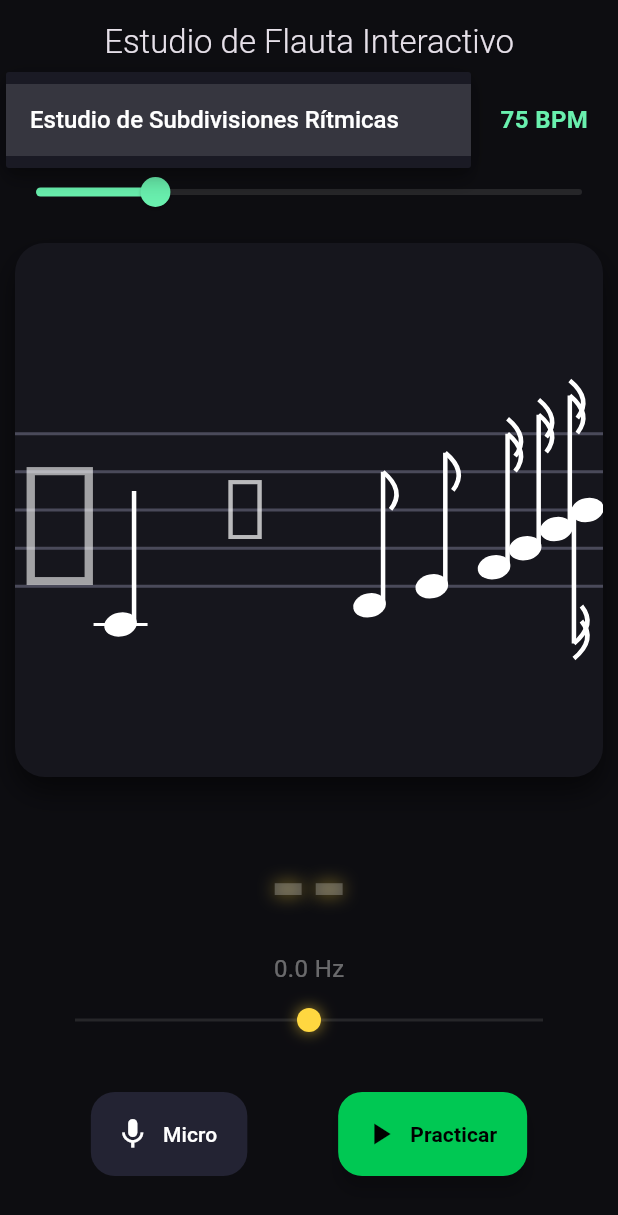
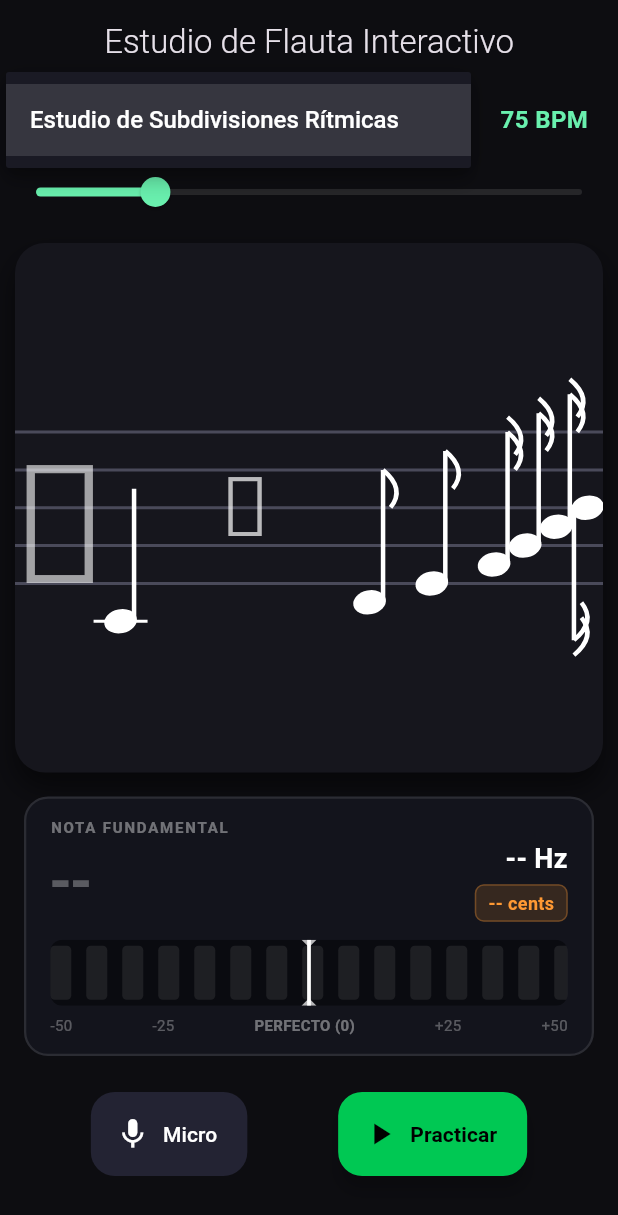
Before and after one commit to Nicolas11Leon/Tunner, a Flutter app: the screen it shows after launch, after a tap on "Estudio de Subdivisiones Rítmicas", on a phone screen of 412 x 824 dp. Shown: the top 1215 px of the screen. Run offline on Flutter 3.47's test engine with Material 3 defaults, Android fonts, the phone set to English and light mode, and no system bars; missing offline and left inert: pitch_detector_dart, record.

Commit message:
feat(phase-1): integrate high-precision 60/120fps StrobeTunerWidget and cut silence delay to 60ms for fast solos

```diff
--- a/lib/presentation/tuner_screen.dart
+++ b/lib/presentation/tuner_screen.dart
@@ -2,6 +2,7 @@ import 'package:flutter/material.dart';
 import 'package:provider/provider.dart';
 import 'tuner_viewmodel.dart';
 import '../domain/score_entity.dart';
+import 'widgets/strobe_tuner_widget.dart';
 
 class TunerScreen extends StatelessWidget {
   const TunerScreen({super.key});
@@ -9,9 +10,6 @@ class TunerScreen extends StatelessWidget {
   @override
   Widget build(BuildContext context) {
     final viewModel = context.watch<TunerViewModel>();
-
-    bool isTuned = viewModel.cents.abs() <= 15 && viewModel.noteName != "--";
-    Color tunerColor = isTuned ? Colors.greenAccent : Colors.amberAccent;
 
     return Scaffold(
       backgroundColor: const Color(0xFF0D0D11),
@@ -81,44 +79,19 @@ class TunerScreen extends StatelessWidget {
               ),
             ),
           ),
-          const SizedBox(height: 30),
+          const SizedBox(height: 16),
 
-          // AFINADOR ANALÓGICO INFERIOR
-          Text(
-            viewModel.noteName,
-            style: TextStyle(
-              fontSize: 60,
-              fontWeight: FontWeight.w900,
-              color: viewModel.noteName == "--" ? Colors.white24 : tunerColor,
-              shadows: [Shadow(color: tunerColor.withValues(alpha: 0.5), blurRadius: 15)]
+          // AFINADOR ESTROBOSCÓPICO VIRTUAL DE ALTA PRECISIÓN (UC-04)
+          Padding(
+            padding: const EdgeInsets.symmetric(horizontal: 16.0),
+            child: StrobeTunerWidget(
+              cents: viewModel.cents,
+              frequency: viewModel.frequency,
+              noteName: viewModel.noteName,
+              isRecording: viewModel.isRecording,
             ),
           ),
-          Text("${viewModel.frequency.toStringAsFixed(1)} Hz", style: const TextStyle(fontSize: 16, color: Colors.white38)),
-          const SizedBox(height: 15),
-
-          Padding(
-            padding: const EdgeInsets.symmetric(horizontal: 50.0),
-            child: Stack(
-              alignment: Alignment.center,
-              children: [
-                Container(height: 2, width: double.infinity, color: Colors.white10),
-                Container(height: 12, width: 2, color: Colors.white38),
-                AnimatedAlign(
-                  duration: const Duration(milliseconds: 80),
-                  alignment: Alignment(viewModel.cents / 50.0, 0),
-                  child: Container(
-                    height: 16, width: 16,
-                    decoration: BoxDecoration(
-                      color: tunerColor,
-                      shape: BoxShape.circle,
-                      boxShadow: [BoxShadow(color: tunerColor.withValues(alpha: 0.6), blurRadius: 8)],
-                    ),
-                  ),
-                ),
-              ],
-            ),
-          ),
-          const SizedBox(height: 40),
+          const SizedBox(height: 24),
 
           // BOTONES DE ACCIÓN
           Padding(
--- a/lib/presentation/tuner_viewmodel.dart
+++ b/lib/presentation/tuner_viewmodel.dart
@@ -64,7 +64,9 @@ class TunerViewModel extends ChangeNotifier {
       _validatePerformance();
       notifyListeners();
 
-      _silenceTimer = Timer(const Duration(milliseconds: 250), () {
+      // Respuesta ultrasónica para notas rápidas (solos de violín/guitarra):
+      // 60ms en lugar de 250ms para que notas sucesivas ultra-cortas no queden retenidas
+      _silenceTimer = Timer(const Duration(milliseconds: 60), () {
         _frequency = 0.0;
         _noteName = "--";
         _cents = 0.0;
--- /dev/null
+++ b/lib/presentation/widgets/strobe_tuner_widget.dart
@@ -0,0 +1,292 @@
+import 'dart:math';
+import 'package:flutter/material.dart';
+
+class StrobeTunerWidget extends StatefulWidget {
+  final double cents;
+  final double frequency;
+  final String noteName;
+  final bool isRecording;
+
+  const StrobeTunerWidget({
+    super.key,
+    required this.cents,
+    required this.frequency,
+    required this.noteName,
+    required this.isRecording,
+  });
+
+  @override
+  State<StrobeTunerWidget> createState() => _StrobeTunerWidgetState();
+}
+
+class _StrobeTunerWidgetState extends State<StrobeTunerWidget> with SingleTickerProviderStateMixin {
+  late AnimationController _controller;
+  double _phase = 0.0;
+  double _smoothCents = 0.0;
+  DateTime _lastTick = DateTime.now();
+
+  @override
+  void initState() {
+    super.initState();
+    _controller = AnimationController(
+      vsync: this,
+      duration: const Duration(seconds: 1),
+    )..addListener(_onRenderTick);
+    _controller.repeat();
+  }
+
+  void _onRenderTick() {
+    final now = DateTime.now();
+    final dt = now.difference(_lastTick).inMicroseconds / 1000000.0;
+    _lastTick = now;
+
+    if (widget.isRecording && widget.noteName != "--" && widget.frequency > 20) {
+      // Suavizado exponencial para evitar tirones manteniendo agilidad
+      _smoothCents += (widget.cents - _smoothCents) * min(1.0, dt * 15.0);
+
+      // Velocidad angular proporcional al error microtonal:
+      // Si cents < 0 (flat), gira a la izquierda (velocidad negativa)
+      // Si cents > 0 (sharp), gira a la derecha (velocidad positiva)
+      // Si |cents| < 0.2, la velocidad es prácticamente 0 (congelamiento estroboscópico)
+      final angularVelocity = _smoothCents * 0.08;
+      _phase = (_phase + (angularVelocity * dt * 2 * pi)) % (2 * pi);
+    } else {
+      // Amortiguamiento suave en reposo
+      _smoothCents *= max(0.0, 1.0 - (dt * 5.0));
+    }
+
+    if (mounted) {
+      setState(() {});
+    }
+  }
+
+  @override
+  void dispose() {
+    _controller.removeListener(_onRenderTick);
+    _controller.dispose();
+    super.dispose();
+  }
+
+  @override
+  Widget build(BuildContext context) {
+    final bool hasSound = widget.isRecording && widget.noteName != "--";
+    final bool isDeadCenter = hasSound && widget.cents.abs() <= 3.0; // Precisión de conservatorio: +-3 cents
+    final bool isFairlyTuned = hasSound && widget.cents.abs() <= 10.0;
+
+    final Color statusColor = isDeadCenter
+        ? const Color(0xFF00FF88) // Verde ultra nítido
+        : isFairlyTuned
+            ? const Color(0xFF66FFB2)
+            : widget.cents < 0
+                ? const Color(0xFF3399FF) // Azul si está bemol / flat
+                : const Color(0xFFFF9933); // Naranja si está sostenido / sharp
+
+    return Container(
+      padding: const EdgeInsets.symmetric(horizontal: 16, vertical: 12),
+      decoration: BoxDecoration(
+        color: const Color(0xFF13141C),
+        borderRadius: BorderRadius.circular(16),
+        border: Border.all(
+          color: isDeadCenter ? const Color(0xFF00FF88).withValues(alpha: 0.4) : Colors.white10,
+          width: 1.5,
+        ),
+        boxShadow: isDeadCenter
+            ? [
+                BoxShadow(
+                  color: const Color(0xFF00FF88).withValues(alpha: 0.15),
+                  blurRadius: 20,
+                  spreadRadius: 2,
+                )
+              ]
+            : [],
+      ),
+      child: Column(
+        mainAxisSize: MainAxisSize.min,
+        children: [
+          // Fila superior: Nota gigante y Frecuencia exacta en Hz
+          Row(
+            mainAxisAlignment: MainAxisAlignment.spaceBetween,
+            crossAxisAlignment: CrossAxisAlignment.end,
+            children: [
+              Column(
+                crossAxisAlignment: CrossAxisAlignment.start,
+                children: [
+                  Text(
+                    "NOTA FUNDAMENTAL",
+                    style: TextStyle(
+                      color: Colors.white.withValues(alpha: 0.4),
+                      fontSize: 10,
+                      fontWeight: FontWeight.w600,
+                      letterSpacing: 1.2,
+                    ),
+                  ),
+                  const SizedBox(height: 2),
+                  Text(
+                    widget.noteName,
+                    style: TextStyle(
+                      color: hasSound ? statusColor : Colors.white30,
+                      fontSize: 38,
+                      fontWeight: FontWeight.bold,
+                      letterSpacing: -1,
+                    ),
+                  ),
+                ],
+              ),
+              Column(
+                crossAxisAlignment: CrossAxisAlignment.end,
+                children: [
+                  Text(
+                    hasSound ? "${widget.frequency.toStringAsFixed(1)} Hz" : "-- Hz",
+                    style: const TextStyle(
+                      color: Colors.white,
+                      fontSize: 18,
+                      fontWeight: FontWeight.w600,
+                      fontFeatures: [FontFeature.tabularFigures()],
+                    ),
+                  ),
+                  const SizedBox(height: 4),
+                  Container(
+                    padding: const EdgeInsets.symmetric(horizontal: 8, vertical: 3),
+                    decoration: BoxDecoration(
+                      color: statusColor.withValues(alpha: 0.15),
+                      borderRadius: BorderRadius.circular(6),
+                      border: Border.all(color: statusColor.withValues(alpha: 0.3)),
+                    ),
+                    child: Text(
+                      hasSound
+                          ? "${widget.cents >= 0 ? '+' : ''}${widget.cents.toStringAsFixed(1)} cents"
+                          : "-- cents",
+                      style: TextStyle(
+                        color: statusColor,
+                        fontSize: 12,
+                        fontWeight: FontWeight.bold,
+                        fontFeatures: const [FontFeature.tabularFigures()],
+                      ),
+                    ),
+                  ),
+                ],
+              ),
+            ],
+          ),
+          const SizedBox(height: 12),
+
+          // Pantalla Estroboscópica Virtual
+          SizedBox(
+            height: 44,
+            width: double.infinity,
+            child: ClipRRect(
+              borderRadius: BorderRadius.circular(8),
+              child: CustomPaint(
+                painter: _StrobePainter(
+                  phase: _phase,
+                  hasSound: hasSound,
+                  cents: widget.cents,
+                  statusColor: statusColor,
+                ),
+              ),
+            ),
+          ),
+          const SizedBox(height: 6),
+
+          // Regla microtonal de -50 a +50 cents
+          Row(
+            mainAxisAlignment: MainAxisAlignment.spaceBetween,
+            children: [
+              Text("-50", style: TextStyle(color: Colors.white.withValues(alpha: 0.3), fontSize: 10)),
+              Text("-25", style: TextStyle(color: Colors.white.withValues(alpha: 0.3), fontSize: 10)),
+              Text("PERFECTO (0)", style: TextStyle(color: isDeadCenter ? const Color(0xFF00FF88) : Colors.white.withValues(alpha: 0.4), fontSize: 10, fontWeight: FontWeight.bold)),
+              Text("+25", style: TextStyle(color: Colors.white.withValues(alpha: 0.3), fontSize: 10)),
+              Text("+50", style: TextStyle(color: Colors.white.withValues(alpha: 0.3), fontSize: 10)),
+            ],
+          ),
+        ],
+      ),
+    );
+  }
+}
+
+class _StrobePainter extends CustomPainter {
+  final double phase;
+  final bool hasSound;
+  final double cents;
+  final Color statusColor;
+
+  _StrobePainter({
+    required this.phase,
+    required this.hasSound,
+    required this.cents,
+    required this.statusColor,
+  });
+
+  @override
+  void paint(Canvas canvas, Size size) {
+    // Fondo oscuro de cámara estroboscópica
+    final bgPaint = Paint()..color = const Color(0xFF0A0B10);
+    canvas.drawRect(Rect.fromLTWH(0, 0, size.width, size.height), bgPaint);
+
+    final double barWidth = 14.0;
+    final double gap = 10.0;
+    final double cycle = barWidth + gap;
+    final int count = (size.width / cycle).ceil() + 4;
+
+    // Desplazamiento horizontal derivado de la fase
+    final double normalizedOffset = (phase / (2 * pi)) * cycle;
+
+    final barPaint = Paint()
+      ..color = hasSound
+          ? statusColor.withValues(alpha: 0.85)
+          : Colors.white.withValues(alpha: 0.08)
+      ..style = PaintingStyle.fill;
+
+    // Dibujo de las bandas estroboscópicas que rotan
+    for (int i = -2; i < count; i++) {
+      final double x = (i * cycle) + normalizedOffset;
+      if (x + barWidth >= 0 && x <= size.width) {
+        final rrect = RRect.fromRectAndRadius(
+          Rect.fromLTWH(x, 4, barWidth, size.height - 8),
+          const Radius.circular(3),
+        );
+        canvas.drawRRect(rrect, barPaint);
+      }
+    }
+
+    // Línea central de referencia fija (Target Centerline)
+    final double centerX = size.width / 2;
+    final centerLinePaint = Paint()
+      ..color = hasSound && cents.abs() <= 3.0 ? const Color(0xFF00FF88) : Colors.white
+      ..strokeWidth = 2.5;
+
+    canvas.drawLine(
+      Offset(centerX, 0),
+      Offset(centerX, size.height),
+      centerLinePaint,
+    );
+
+    // Triángulos de guía superior e inferior
+    final trianglePaint = Paint()
+      ..color = hasSound && cents.abs() <= 3.0 ? const Color(0xFF00FF88) : Colors.white70
+      ..style = PaintingStyle.fill;
+
+    final topPath = Path()
+      ..moveTo(centerX - 5, 0)
+      ..lineTo(centerX + 5, 0)
+      ..lineTo(centerX, 5)
+      ..close();
+    canvas.drawPath(topPath, trianglePaint);
+
+    final bottomPath = Path()
+      ..moveTo(centerX - 5, size.height)
+      ..lineTo(centerX + 5, size.height)
+      ..lineTo(centerX, size.height - 5)
+      ..close();
+    canvas.drawPath(bottomPath, trianglePaint);
+  }
+
+  @override
+  bool shouldRepaint(covariant _StrobePainter oldDelegate) {
+    return oldDelegate.phase != phase ||
+        oldDelegate.cents != cents ||
+        oldDelegate.hasSound != hasSound ||
+        oldDelegate.statusColor != statusColor;
+  }
+}
```
